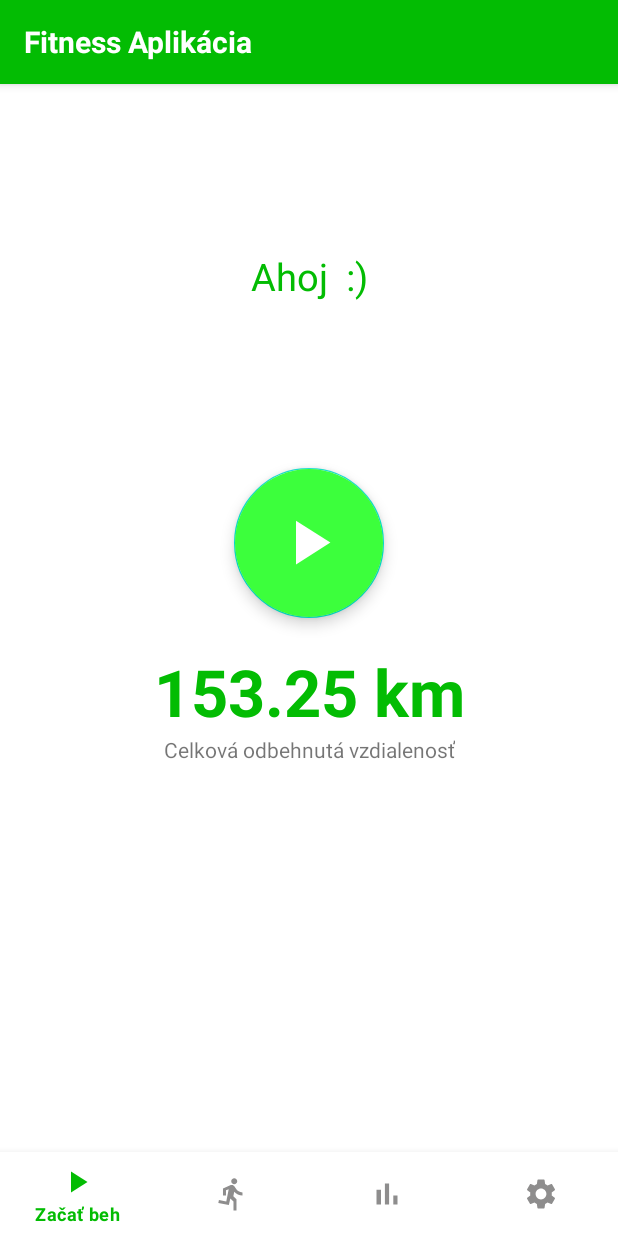
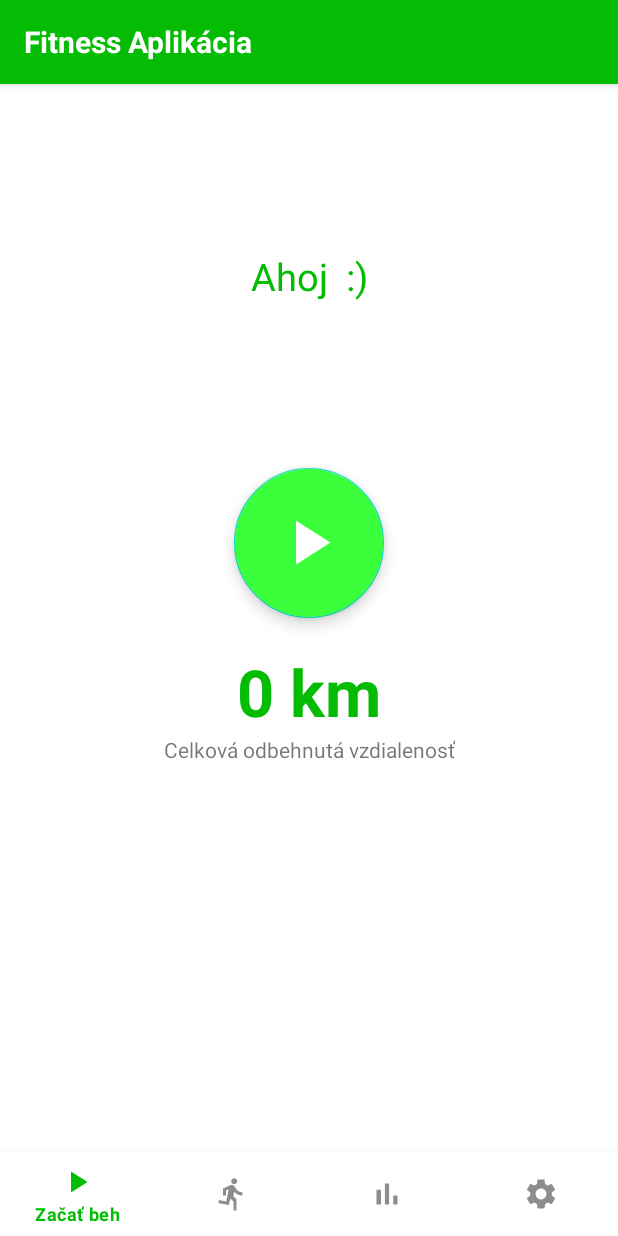
Before and after one commit to Norbert445/FitnessRun, an Android app: the StartRunFragment screen opened through its navigation route, on a phone screen of 412 x 824 dp. Run offline under Robolectric (Android 15) with nearby library versions, the phone set to English and light mode, and no system bars; our stand-ins replace Dagger/Hilt's generated code, Room's generated code, navigation-ui; libraries missing offline, so code that uses them is left out: pub.devrel.easypermissions; 2 statements that could not run were skipped.

```diff
--- a/app/src/main/java/com/example/fitnessaplikacia/Adapters/RunAdapter.kt
+++ b/app/src/main/java/com/example/fitnessaplikacia/Adapters/RunAdapter.kt
@@ -51,7 +51,7 @@ class RunAdapter(
             val dateFormat = SimpleDateFormat("dd.MM.yy", Locale.getDefault())
             tvDate.text = dateFormat.format(calendar.time)
 
-            tvTime.text = TimerUtil.getFormattedTime(run.timeInMillis)
+            tvTotalDistance.text = TimerUtil.getFormattedTime(run.timeInMillis)
             tvCalories.text = "${run.calories} kcal"
         }
     }
--- a/app/src/main/java/com/example/fitnessaplikacia/services/TrackingService.kt
+++ b/app/src/main/java/com/example/fitnessaplikacia/services/TrackingService.kt
@@ -38,6 +38,7 @@ import kotlinx.coroutines.Dispatchers
 import kotlinx.coroutines.delay
 import kotlinx.coroutines.launch
 import timber.log.Timber
+import java.util.*
 import javax.inject.Inject
 import kotlin.math.round
 
@@ -225,13 +226,13 @@ class TrackingService : LifecycleService() {
     private fun updateDistance(polyline: Polyline) {
         distanceInKmOfSinglePolyline = PolylineLengthUtil.calculatePolylineLength(polyline) / 1000f
         distanceInKmTotal += distanceInKmOfSinglePolyline
-        distanceInKm.postValue(String.format("%.2f",distanceInKmTotal).toFloat())
+        distanceInKm.postValue(String.format(Locale.US,"%.2f",distanceInKmTotal).toFloat())
     }
 
     private var _avgSpeed = 0f
     private fun updateAvgSpeed() {
         _avgSpeed = round(distanceInKmTotal / ((lapTime + runTime) / 1000f / 60 / 60) * 10) / 10f
-        avgSpeed.postValue(String.format("%.2f",_avgSpeed).toFloat())
+        avgSpeed.postValue(String.format(Locale.US,"%.2f",_avgSpeed).toFloat())
     }
 
     private var _caloriesBurned = 0
--- a/app/src/main/res/layout/fragment_start_run.xml
+++ b/app/src/main/res/layout/fragment_start_run.xml
@@ -46,11 +46,11 @@
         app:layout_constraintTop_toTopOf="@+id/guideline6" />
 
     <TextView
-        android:id="@+id/tvTime"
+        android:id="@+id/tvTotalDistance"
         android:layout_width="wrap_content"
         android:layout_height="wrap_content"
         android:layout_marginTop="20dp"
-        android:text="153.25 km"
+        android:text="0.00 km"
         android:textColor="@color/colorPrimary"
         android:textSize="43sp"
         android:textStyle="bold"
@@ -62,7 +62,7 @@
         android:layout_width="wrap_content"
         android:layout_height="wrap_content"
         android:text="Celková odbehnutá vzdialenosť"
-        app:layout_constraintEnd_toEndOf="@+id/tvTime"
-        app:layout_constraintStart_toStartOf="@+id/tvTime"
-        app:layout_constraintTop_toBottomOf="@+id/tvTime" />
+        app:layout_constraintEnd_toEndOf="@+id/tvTotalDistance"
+        app:layout_constraintStart_toStartOf="@+id/tvTotalDistance"
+        app:layout_constraintTop_toBottomOf="@+id/tvTotalDistance" />
 </androidx.constraintlayout.widget.ConstraintLayout>
--- a/app/src/main/res/layout/fragment_statistics.xml
+++ b/app/src/main/res/layout/fragment_statistics.xml
@@ -134,7 +134,7 @@
             app:layout_constraintTop_toTopOf="parent">
 
             <TextView
-                android:id="@+id/tvTime"
+                android:id="@+id/tvTotalDistance"
                 android:layout_width="wrap_content"
                 android:layout_height="wrap_content"
                 android:text="00:00"
@@ -152,7 +152,7 @@
                 android:textSize="12sp"
                 app:layout_constraintEnd_toEndOf="parent"
                 app:layout_constraintStart_toStartOf="parent"
-                app:layout_constraintTop_toBottomOf="@+id/tvTime" />
+                app:layout_constraintTop_toBottomOf="@+id/tvTotalDistance" />
         </androidx.constraintlayout.widget.ConstraintLayout>
     </androidx.cardview.widget.CardView>
 
@@ -233,6 +233,7 @@
             android:layout_height="wrap_content"
             android:background="#fff"
             android:padding="10dp"
+            android:visibility="gone"
             android:text="Musíte mať aspoň 2 behy"
             android:textColor="@color/colorPrimary"
             app:layout_constraintBottom_toBottomOf="parent"
```
Also changed, not shown: app/src/main/java/com/example/fitnessaplikacia/ui/fragments/StartRunFragment.kt (+67 -7 lines), app/src/main/java/com/example/fitnessaplikacia/ui/fragments/StatisticsFragment.kt (+6 -3 lines), app/src/main/res/layout/run_row.xml (+6 -6 lines).
